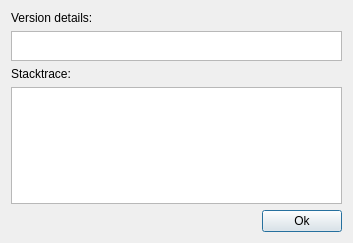
This is scripts/ErrorReporter/moredetails.ui in mantidproject/mantid as Qt 5 draws it before an edit. The edited form follows.
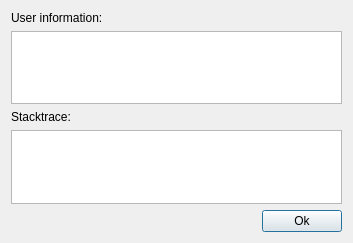
This is the edited form.

Commit message:
Add user information to more details dialog
This user information is taken from the newly exposed generateErrorMessage().

```diff
--- a/scripts/ErrorReporter/moredetails.ui
+++ b/scripts/ErrorReporter/moredetails.ui
@@ -28,7 +28,7 @@
      <item>
       <widget class="QLabel" name="label">
        <property name="text">
-        <string>Version details:</string>
+        <string>User information:</string>
        </property>
       </widget>
      </item>
@@ -37,7 +37,7 @@
        <property name="maximumSize">
         <size>
          <width>16777215</width>
-         <height>30</height>
+         <height>16777215</height>
         </size>
        </property>
       </widget>
```
Left out of the diff: 8 changed lines with no effect on the pictures. The commit also changes 7 other files.
